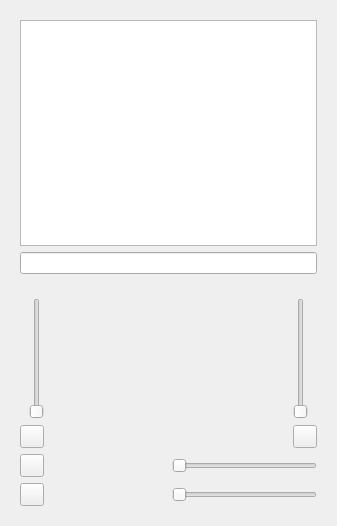
Qt form sflphone-client-kde/src/ui/SFLPhoneView_base.ui (max3903/SFLphone) before a commit.
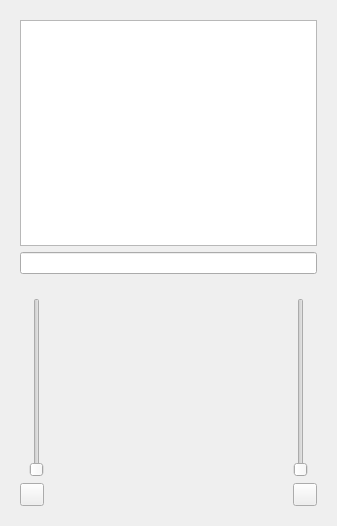
The same form after that commit. Icons and pictures are not drawn. Custom widgets are drawn as their Qt base class.

Commit message: Remove duplicated volume handling code and widgets

Diff of the .ui file:
```diff
--- a/sflphone-client-kde/src/ui/SFLPhoneView_base.ui
+++ b/sflphone-client-kde/src/ui/SFLPhoneView_base.ui
@@ -81,7 +81,7 @@
      </property>
      <layout class="QGridLayout" name="gridLayout">
       <item row="0" column="0">
-       <widget class="QSlider" name="slider_recVol_2">
+       <widget class="QSlider" name="slider_recVol">
         <property name="sizePolicy">
          <sizepolicy hsizetype="Fixed" vsizetype="Expanding">
           <horstretch>0</horstretch>
@@ -131,7 +131,7 @@
        </widget>
       </item>
       <item row="0" column="3">
-       <widget class="QSlider" name="slider_sndVol_2">
+       <widget class="QSlider" name="slider_sndVol">
         <property name="sizePolicy">
          <sizepolicy hsizetype="Fixed" vsizetype="Expanding">
           <horstretch>0</horstretch>
@@ -165,7 +165,7 @@
        </widget>
       </item>
       <item row="1" column="0">
-       <widget class="QToolButton" name="toolButton_recVol_2">
+       <widget class="QToolButton" name="toolButton_recVol">
         <property name="text">
          <string/>
         </property>
@@ -179,7 +179,7 @@
        </widget>
       </item>
       <item row="1" column="3">
-       <widget class="QToolButton" name="toolButton_sndVol_2">
+       <widget class="QToolButton" name="toolButton_sndVol">
         <property name="text">
          <string/>
         </property>
@@ -195,48 +195,6 @@
         </property>
        </widget>
       </item>
-      <item row="2" column="0" colspan="2">
-       <widget class="QToolButton" name="toolButton_recVol">
-        <property name="text">
-         <string/>
-        </property>
-        <property name="icon">
-         <iconset>
-          <normaloff>:/Images/mic_75.svg</normaloff>:/Images/mic_75.svg</iconset>
-        </property>
-        <property name="checkable">
-         <bool>true</bool>
-        </property>
-       </widget>
-      </item>
-      <item row="2" column="2" colspan="2">
-       <widget class="QSlider" name="slider_recVol">
-        <property name="orientation">
-         <enum>Qt::Horizontal</enum>
-        </property>
-       </widget>
-      </item>
-      <item row="3" column="0" colspan="2">
-       <widget class="QToolButton" name="toolButton_sndVol">
-        <property name="text">
-         <string/>
-        </property>
-        <property name="icon">
-         <iconset>
-          <normaloff>:/Images/mic_75.svg</normaloff>:/Images/mic_75.svg</iconset>
-        </property>
-        <property name="checkable">
-         <bool>true</bool>
-        </property>
-       </widget>
-      </item>
-      <item row="3" column="2" colspan="2">
-       <widget class="QSlider" name="slider_sndVol">
-        <property name="orientation">
-         <enum>Qt::Horizontal</enum>
-        </property>
-       </widget>
-      </item>
      </layout>
     </widget>
    </item>
```
Left out of the diff: 67 changed lines with no effect on the pictures. The commit also changes 2 other files.
